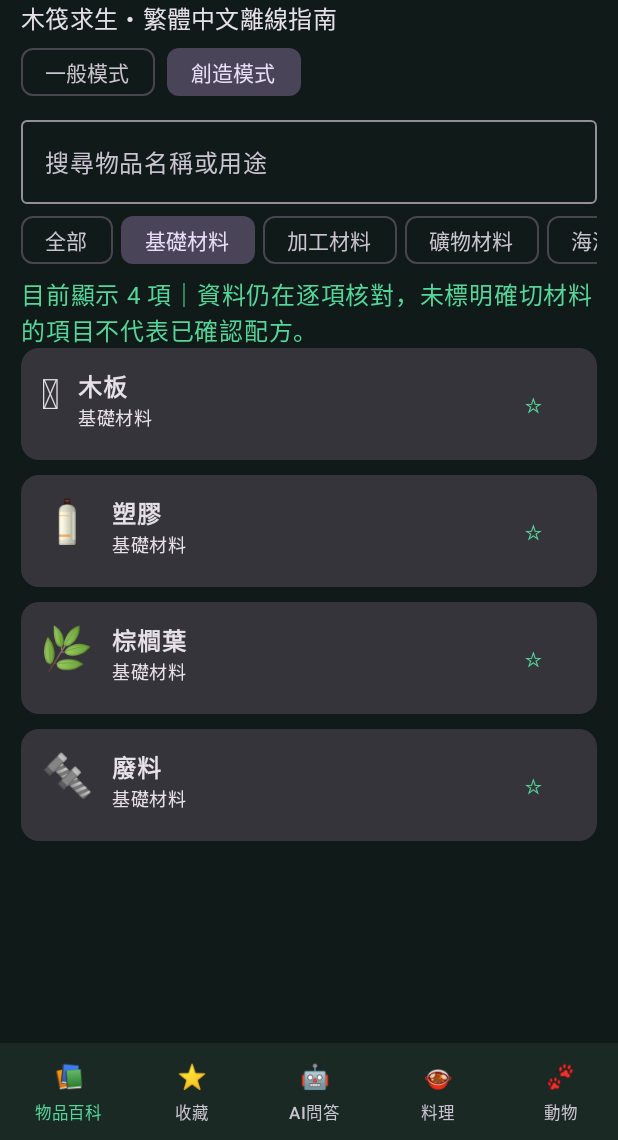
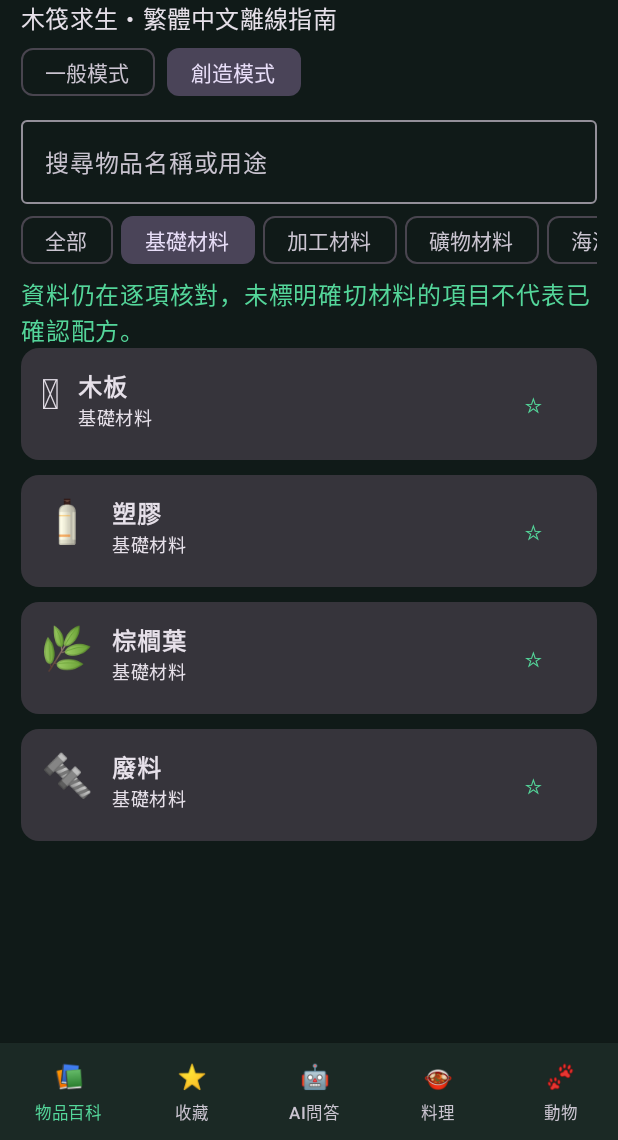
Before and after one commit to a0906701882-byte/raft-guide, an Android app built with Jetpack Compose: the screen it shows after launch (MainActivity), after a tap on "基礎材料", on a phone screen of 412 x 824 dp, the part 96-1236 px from its top. Run offline under Robolectric (Android 15) with nearby library versions, the phone set to English and light mode, and no system bars; 3 other taps on this screen came first.

Commit message:
Update item verification notice

```diff
--- a/app/src/main/java/com/watermelon/raftguide/MainActivity.kt
+++ b/app/src/main/java/com/watermelon/raftguide/MainActivity.kt
@@ -468,7 +468,7 @@ fun GuideApp(){
  if(page=="物品百科")LazyRow(horizontalArrangement=Arrangement.spacedBy(5.dp)){items(categories){c->FilterChip(selected=category==c,onClick={category=c},label={Text(c)})}}
  if(chosen==null){
  val list=if(page=="收藏")favoriteItems else filtered
- Text("目前顯示 "+list.size+" 項｜資料仍在逐項核對，未標明確切材料的項目不代表已確認配方。",color=MaterialTheme.colorScheme.primary)
+ Text("資料仍在逐項核對，未標明確切材料的項目不代表已確認配方。",color=MaterialTheme.colorScheme.primary)
  LazyColumn(Modifier.weight(1f).fillMaxWidth(),verticalArrangement=Arrangement.spacedBy(10.dp),contentPadding=PaddingValues(bottom=32.dp)){
  items(list,key={it.name+it.cat},contentType={"raft_item"}){item->Card(Modifier.fillMaxWidth().clickable{chosen=item}){
  Row(Modifier.padding(13.dp),horizontalArrangement=Arrangement.spacedBy(12.dp)){
```
